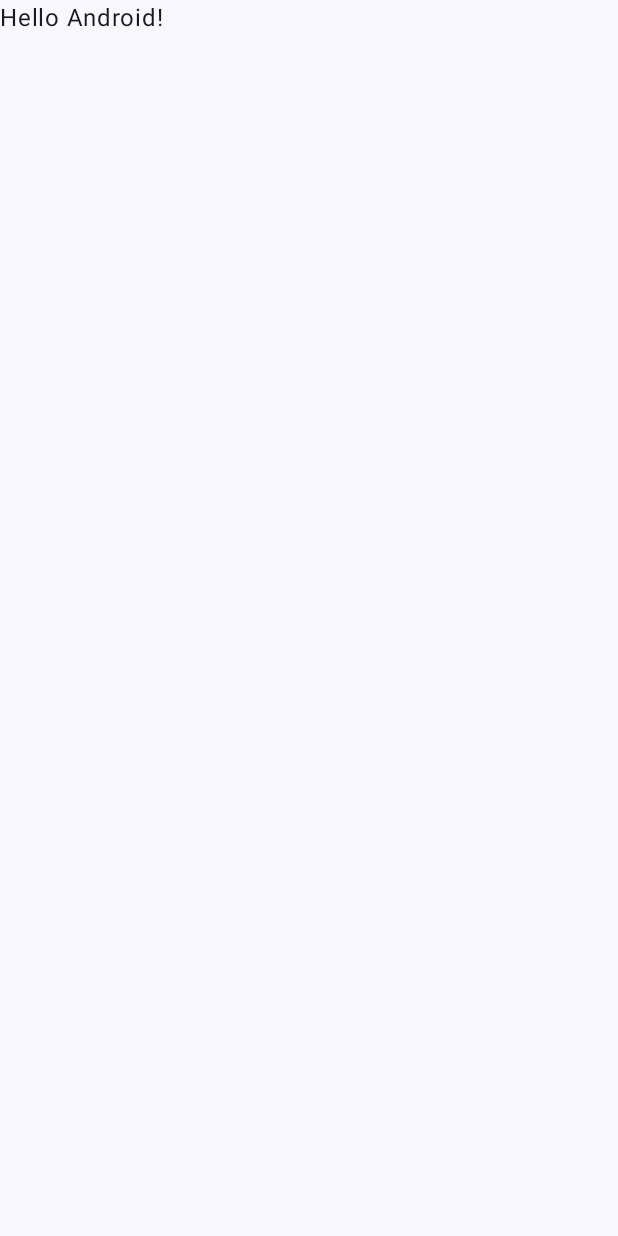
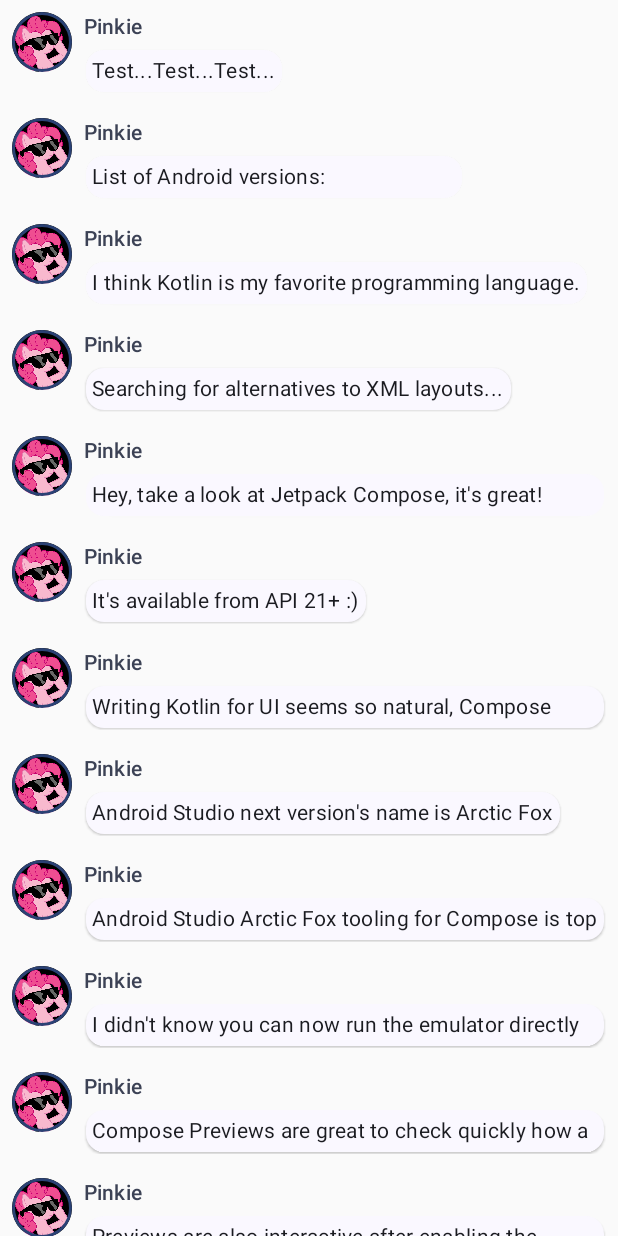
Before and after one commit to iina-nikkarikoski/MobiComp, an Android app built with Jetpack Compose: the screen it shows after launch (MainActivity), on a phone screen of 412 x 824 dp. Before the commit the screen is almost empty. Run offline under Robolectric (Android 15) with nearby library versions, the light colour scheme and no system bars.

Commit message:
starting hw2

```diff
--- a/Homework2/app/build.gradle.kts
+++ b/Homework2/app/build.gradle.kts
@@ -66,4 +66,23 @@
     androidTestImplementation("androidx.compose.ui:ui-test-junit4")
     debugImplementation("androidx.compose.ui:ui-tooling")
     debugImplementation("androidx.compose.ui:ui-test-manifest")
+
+    val nav_version = "2.7.6"
+
+    // Java language implementation
+    implementation("androidx.navigation:navigation-fragment:$nav_version")
+    implementation("androidx.navigation:navigation-ui:$nav_version")
+
+    // Kotlin
+    implementation("androidx.navigation:navigation-fragment-ktx:$nav_version")
+    implementation("androidx.navigation:navigation-ui-ktx:$nav_version")
+
+    // Feature module Support
+    implementation("androidx.navigation:navigation-dynamic-features-fragment:$nav_version")
+
+    // Testing Navigation
+    androidTestImplementation("androidx.navigation:navigation-testing:$nav_version")
+
+    // Jetpack Compose Integration
+    implementation("androidx.navigation:navigation-compose:$nav_version")
 }
--- a/Homework2/app/src/main/java/com/example/homework2/MainActivity.kt
+++ b/Homework2/app/src/main/java/com/example/homework2/MainActivity.kt
@@ -3,44 +3,211 @@
 import android.os.Bundle
 import androidx.activity.ComponentActivity
 import androidx.activity.compose.setContent
-import androidx.compose.foundation.layout.fillMaxSize
-import androidx.compose.material3.MaterialTheme
-import androidx.compose.material3.Surface
+import androidx.compose.foundation.Image
+import androidx.compose.foundation.layout.Column
 import androidx.compose.material3.Text
 import androidx.compose.runtime.Composable
+import androidx.compose.ui.res.painterResource
+import androidx.compose.ui.tooling.preview.Preview
+import androidx.compose.foundation.layout.Row
+import androidx.compose.foundation.layout.Spacer
+import androidx.compose.foundation.layout.height
+import androidx.compose.foundation.layout.padding
+import androidx.compose.foundation.layout.size
+import androidx.compose.foundation.layout.width
+import androidx.compose.foundation.shape.CircleShape
+import androidx.compose.material3.Surface
 import androidx.compose.ui.Modifier
-import androidx.compose.ui.tooling.preview.Preview
+import androidx.compose.ui.draw.clip
+import androidx.compose.ui.unit.dp
 import com.example.homework2.ui.theme.Homework2Theme
+import androidx.compose.foundation.border
+import androidx.compose.material3.MaterialTheme
+import android.content.res.Configuration
+import androidx.compose.foundation.lazy.LazyColumn
+import androidx.compose.foundation.lazy.items
+import androidx.compose.foundation.clickable
+import androidx.compose.runtime.getValue
+import androidx.compose.runtime.mutableStateOf
+import androidx.compose.runtime.remember
+import androidx.compose.runtime.setValue
+import androidx.compose.animation.animateColorAsState
+import androidx.compose.animation.animateContentSize
+import androidx.navigation.compose.rememberNavController
+
 
 class MainActivity : ComponentActivity() {
     override fun onCreate(savedInstanceState: Bundle?) {
         super.onCreate(savedInstanceState)
         setContent {
             Homework2Theme {
-                // A surface container using the 'background' color from the theme
-                Surface(
-                    modifier = Modifier.fillMaxSize(),
-                    color = MaterialTheme.colorScheme.background
-                ) {
-                    Greeting("Android")
-                }
+                Conversation(SampleData.conversationSample)
             }
         }
     }
 }
 
+data class Message(val author: String, val body: String)
+
+val navController = rememberNavController()
+Fragment.findNavController()
+val navHostFragment =
+    supportFragmentManager.findFragmentById(R.id.nav_host_fragment) as NavHostFragment
+val navController = navHostFragment.navController
+
 @Composable
-fun Greeting(name: String, modifier: Modifier = Modifier) {
-    Text(
-        text = "Hello $name!",
-        modifier = modifier
+fun MessageCard(msg: Message) {
+    Row(modifier = Modifier.padding(all = 8.dp)) {
+        Image(
+            painter = painterResource(R.drawable.pinkie),
+            contentDescription = null,
+            modifier = Modifier
+                .size(40.dp)
+                .clip(CircleShape)
+                .border(1.5.dp, MaterialTheme.colorScheme.primary, CircleShape)
+        )
+        Spacer(modifier = Modifier.width(8.dp))
+        var isExpanded by remember { mutableStateOf(false) }
+        val surfaceColor by animateColorAsState(
+            if (isExpanded) MaterialTheme.colorScheme.primary else MaterialTheme.colorScheme.surface,
+        )
+
+        Column(modifier = Modifier.clickable { isExpanded = !isExpanded }) {
+            Text(
+                text = msg.author,
+                color = MaterialTheme.colorScheme.secondary,
+                style = MaterialTheme.typography.titleSmall
+            )
+
+            Spacer(modifier = Modifier.height(4.dp))
+
+            Surface(shape = MaterialTheme.shapes.medium,
+                shadowElevation = 1.dp,
+                color = surfaceColor,
+                modifier = Modifier
+                    .animateContentSize()
+                    .padding(1.dp)) {
+                Text(
+                    text = msg.body,
+                    modifier = Modifier.padding(all = 4.dp),
+                    maxLines = if (isExpanded) Int.MAX_VALUE else 1,
+                    style = MaterialTheme.typography.bodyMedium
+                )
+            }
+        }
+    }
+}
+
+
+@Preview(name = "Light Mode")
+@Preview(
+    uiMode = Configuration.UI_MODE_NIGHT_YES,
+    showBackground = true,
+    name = "Dark Mode"
+)
+
+@Composable
+fun PreviewMessageCard() {
+    Homework2Theme {
+        Surface {
+            MessageCard(
+                msg = Message("Pinkie", "Hey, take a look at Jetpack Compose, it's great!")
+            )
+        }
+    }
+}
+
+@Composable
+fun Conversation(messages: List<Message>) {
+    LazyColumn {
+        items(messages) { message ->
+            MessageCard(message)
+        }
+    }
+}
+
+@Preview
+@Composable
+fun PreviewConversation() {
+    Homework2Theme {
+        Conversation(SampleData.conversationSample)
+    }
+}
+
+
+
+
+
+/**
+ * SampleData for Jetpack Compose Tutorial
+ */
+object SampleData {
+    // Sample conversation data
+    val conversationSample = listOf(
+        Message(
+            "Pinkie",
+            "Test...Test...Test..."
+        ),
+        Message(
+            "Pinkie",
+            """List of Android versions:
+            |Android KitKat (API 19)
+            |Android Lollipop (API 21)
+            |Android Marshmallow (API 23)
+            |Android Nougat (API 24)
+            |Android Oreo (API 26)
+            |Android Pie (API 28)
+            |Android 10 (API 29)
+            |Android 11 (API 30)
+            |Android 12 (API 31)""".trim()
+        ),
+        Message(
+            "Pinkie",
+            """I think Kotlin is my favorite programming language.
+            |It's so much fun!""".trim()
+        ),
+        Message(
+            "Pinkie",
+            "Searching for alternatives to XML layouts..."
+        ),
+        Message(
+            "Pinkie",
+            """Hey, take a look at Jetpack Compose, it's great!
+            |It's the Android's modern toolkit for building native UI.
+            |It simplifies and accelerates UI development on Android.
+            |Less code, powerful tools, and intuitive Kotlin APIs :)""".trim()
+        ),
+        Message(
+            "Pinkie",
+            "It's available from API 21+ :)"
+        ),
+        Message(
+            "Pinkie",
+            "Writing Kotlin for UI seems so natural, Compose where have you been all my life?"
+        ),
+        Message(
+            "Pinkie",
+            "Android Studio next version's name is Arctic Fox"
+        ),
+        Message(
+            "Pinkie",
+            "Android Studio Arctic Fox tooling for Compose is top notch ^_^"
+        ),
+        Message(
+            "Pinkie",
+            "I didn't know you can now run the emulator directly from Android Studio"
+        ),
+        Message(
+            "Pinkie",
+            "Compose Previews are great to check quickly how a composable layout looks like"
+        ),
+        Message(
+            "Pinkie",
+            "Previews are also interactive after enabling the experimental setting"
+        ),
+        Message(
+            "Pinkie",
+            "Have you tried writing build.gradle with KTS?"
+        ),
     )
 }
-
-@Preview(showBackground = true)
-@Composable
-fun GreetingPreview() {
-    Homework2Theme {
-        Greeting("Android")
-    }
-}
```
Also changed, not shown: Homework2/app/src/main/res/drawable/pinkie.jpg (added).
